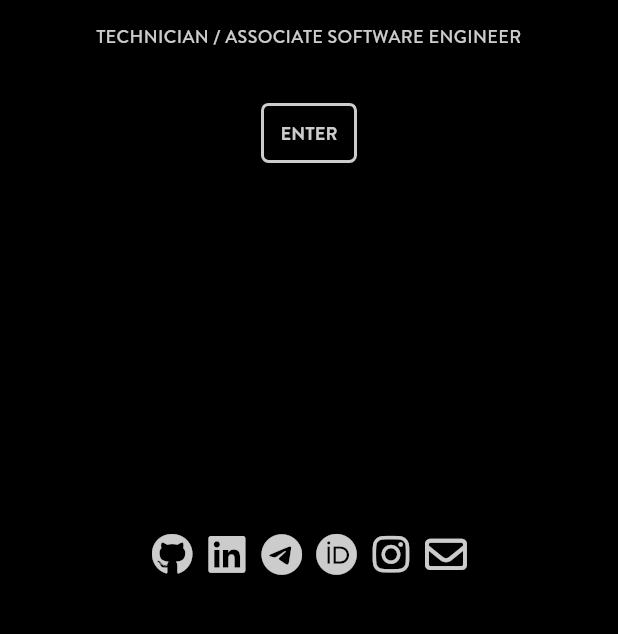
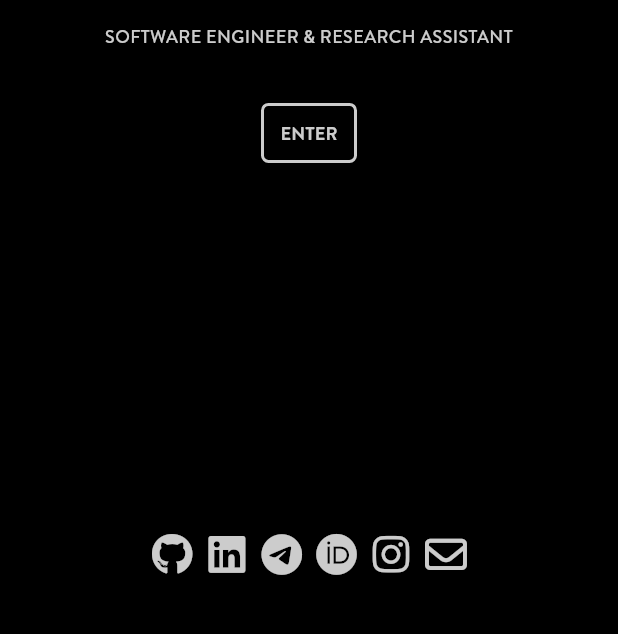
Before and after one commit to a-ndr3/FlutterPage, a Flutter app: the screen it shows after launch, on a phone screen of 412 x 824 dp, the part 577-1211 px from its top. Run offline on Flutter 3.47's test engine with Material 3 defaults, Android fonts, the phone set to English and light mode, and no system bars; our stand-ins replace carousel_slider, firebase_core, firebase_storage, flutter_dotenv, flutter_screenutil, font_awesome_flutter and 1 more; accounts and stored records are empty.

Commit message:
Updated title in enterpage

```diff
--- a/lib/enterpage.dart
+++ b/lib/enterpage.dart
@@ -65,7 +65,7 @@ class EnterPage extends StatelessWidget {
               ),
               SizedBox(height: 20.h),
               Text(
-                'TECHNICIAN / ASSOCIATE SOFTWARE ENGINEER',
+                'SOFTWARE ENGINEER & RESEARCH ASSISTANT',
                 style: supportMethods.getTextStyleWithDimensions(
                     context,
                     AppTextStyles.enterPageDescription,
```
